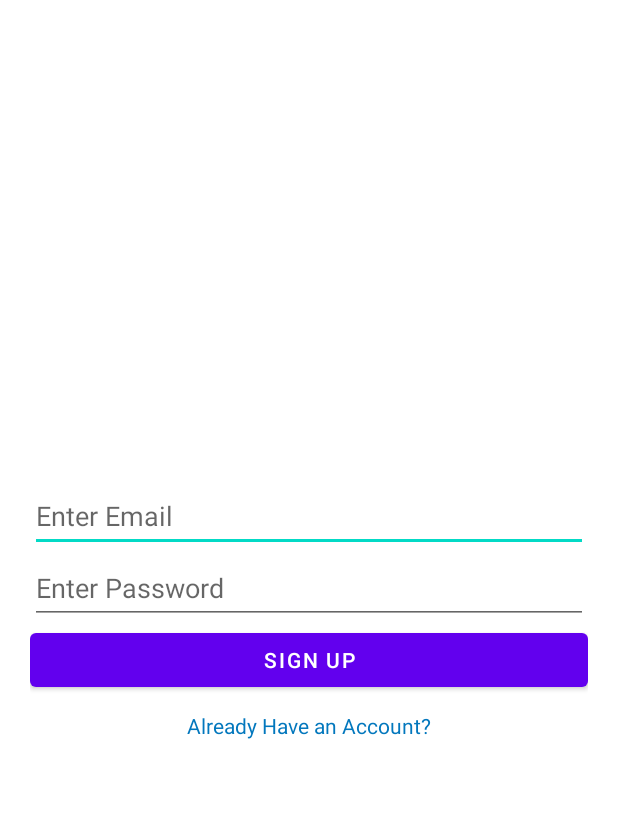
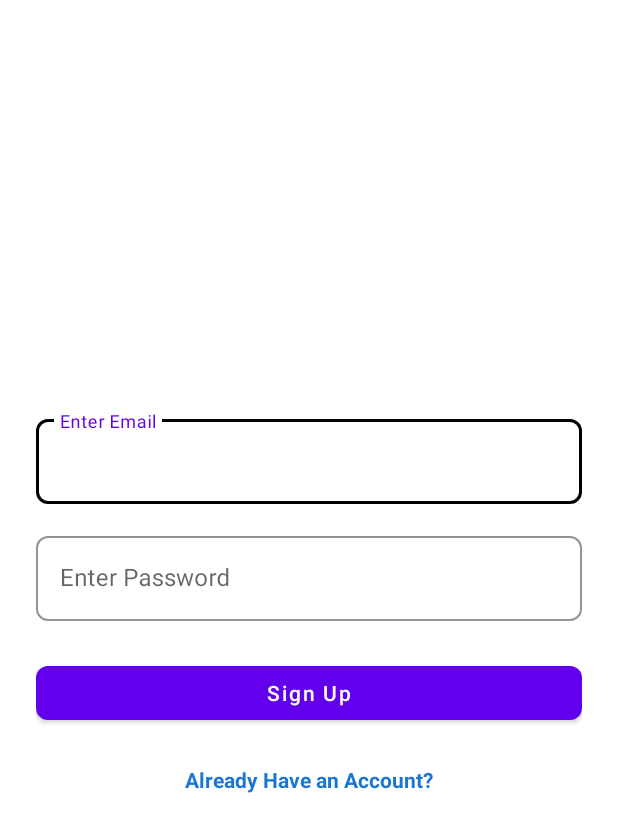
Before and after one commit to shahjalal-mahmud/MobiFixer, an Android app built with Jetpack Compose: the SignupActivity screen opened directly, with no data from a screen before it, on a phone screen of 412 x 824 dp. Shown: the top 832 px of the screen. Run offline under Robolectric (Android 15) with nearby library versions, the light colour scheme and no system bars; our stand-ins replace Firebase (no records; nobody signed in at launch, a user with empty details on screens opened directly).

Commit message:
Fixed signup

```diff
--- a/app/src/main/res/layout/activity_signup.xml
+++ b/app/src/main/res/layout/activity_signup.xml
@@ -1,43 +1,79 @@
 <?xml version="1.0" encoding="utf-8"?>
 <LinearLayout xmlns:android="http://schemas.android.com/apk/res/android"
+    xmlns:app="http://schemas.android.com/apk/res-auto"
+    xmlns:tools="http://schemas.android.com/tools"
     android:layout_width="match_parent"
     android:layout_height="match_parent"
     android:gravity="center"
     android:orientation="vertical"
-    android:padding="20dp">
+    android:padding="24dp"
+    android:background="@color/white">
 
     <!-- Email Field -->
-    <EditText
-        android:id="@+id/emailEditText"
+    <com.google.android.material.textfield.TextInputLayout
+        android:id="@+id/til_email"
+        style="@style/Widget.MaterialComponents.TextInputLayout.OutlinedBox"
         android:layout_width="match_parent"
         android:layout_height="wrap_content"
         android:hint="@string/enter_email"
-        android:inputType="textEmailAddress"
-        android:minHeight="48dp"/>
+        app:boxStrokeColor="@color/black"
+        android:layout_marginBottom="16dp"
+        app:shapeAppearanceOverlay="@style/RoundedTextInputLayout">
+
+        <com.google.android.material.textfield.TextInputEditText
+            android:id="@+id/emailEditText"
+            android:layout_width="match_parent"
+            android:layout_height="wrap_content"
+            android:inputType="textEmailAddress"
+            android:textColor="@color/black"
+            android:textColorHint="@color/grey_600"
+            android:minHeight="48dp" />
+    </com.google.android.material.textfield.TextInputLayout>
 
     <!-- Password Field -->
-    <EditText
-        android:id="@+id/passwordEditText"
+    <com.google.android.material.textfield.TextInputLayout
+        android:id="@+id/til_password"
+        style="@style/Widget.MaterialComponents.TextInputLayout.OutlinedBox"
         android:layout_width="match_parent"
         android:layout_height="wrap_content"
         android:hint="@string/enter_password"
-        android:inputType="textPassword"
-        android:minHeight="48dp"/>
+        app:boxStrokeColor="@color/black"
+        android:layout_marginBottom="24dp"
+        app:shapeAppearanceOverlay="@style/RoundedTextInputLayout">
+
+        <com.google.android.material.textfield.TextInputEditText
+            android:id="@+id/passwordEditText"
+            android:layout_width="match_parent"
+            android:layout_height="wrap_content"
+            android:inputType="textPassword"
+            android:textColor="@color/black"
+            android:textColorHint="@color/grey_600"
+            android:minHeight="48dp" />
+    </com.google.android.material.textfield.TextInputLayout>
 
     <!-- Signup Button -->
-    <Button
+    <com.google.android.material.button.MaterialButton
         android:id="@+id/signupButton"
         android:layout_width="match_parent"
         android:layout_height="wrap_content"
-        android:text="@string/sign_up"/>
+        android:text="@string/sign_up"
+        android:textAllCaps="false"
+        app:backgroundTint="@color/purple_500"
+        app:cornerRadius="8dp"
+        android:layout_marginBottom="16dp" />
 
     <!-- Already have an account? Login Text -->
     <TextView
         android:id="@+id/loginRedirectText"
         android:layout_width="wrap_content"
         android:layout_height="wrap_content"
-        android:padding="10dp"
+        android:clickable="true"
+        android:focusable="true"
+        android:minHeight="48dp"
+        android:padding="8dp"
         android:text="@string/already_have_account"
-        android:textColor="#0277BD"
-        android:textSize="14sp"/>
+        android:textColor="@color/blue_700"
+        android:textSize="14sp"
+        android:textStyle="bold" />
+
 </LinearLayout>
```
